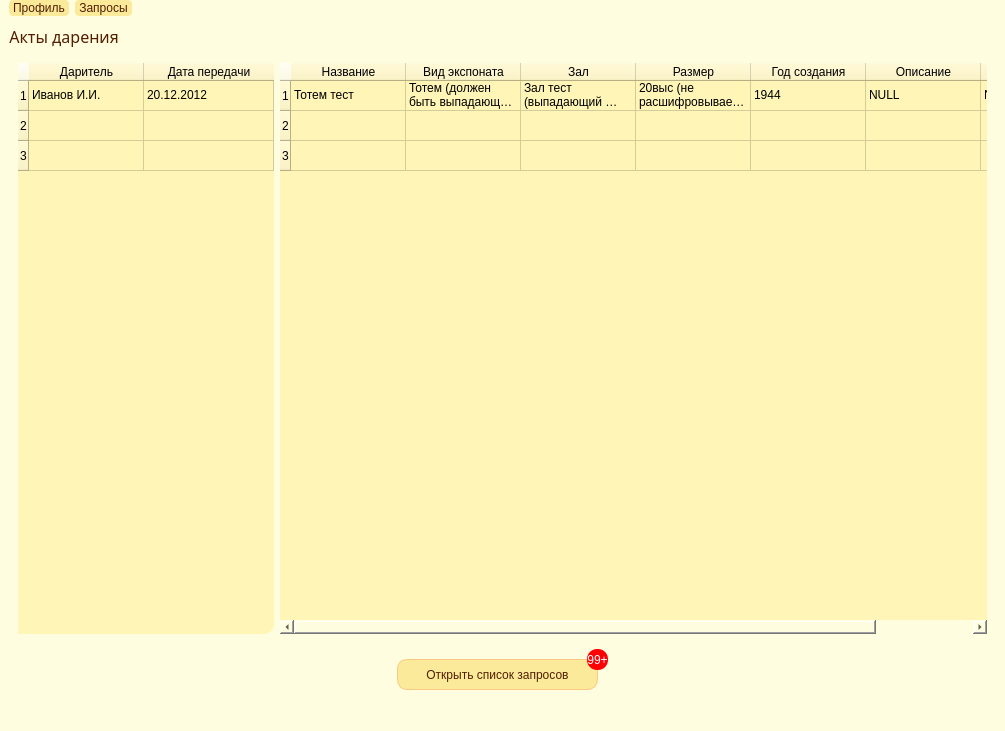
Before: the Qt Designer form ui/raw/CuratorWindow.ui in Telegrammer/Muse, drawn with Qt 5.
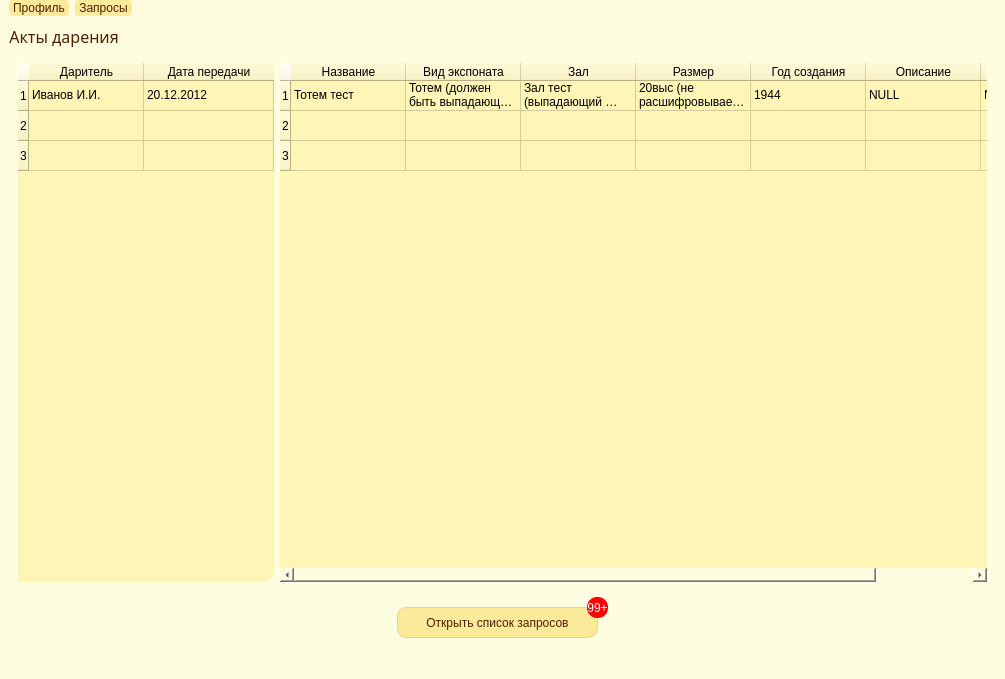
After: the same form once the commit is applied. Icons and pictures are not drawn.

```diff
--- a/ui/raw/CuratorWindow.ui
+++ b/ui/raw/CuratorWindow.ui
@@ -7,7 +7,7 @@
     <x>0</x>
     <y>0</y>
     <width>1005</width>
-    <height>731</height>
+    <height>679</height>
    </rect>
   </property>
   <property name="windowTitle">
```
Left out of the diff: 1 changed line with no effect on the pictures.
